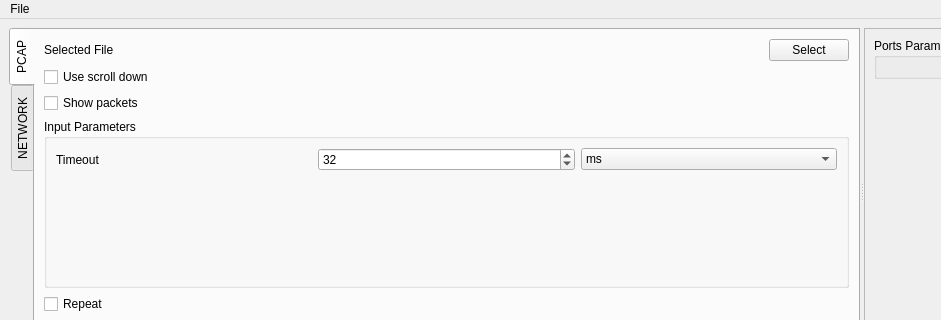
Old version of the form AnalyzePcapUdp/mainwindow.ui in the repository artthirt/AnalyzePcapUdp; both pictures show x 0 to 941 and y 0 to 320 of the 1132 by 664 pixel window.
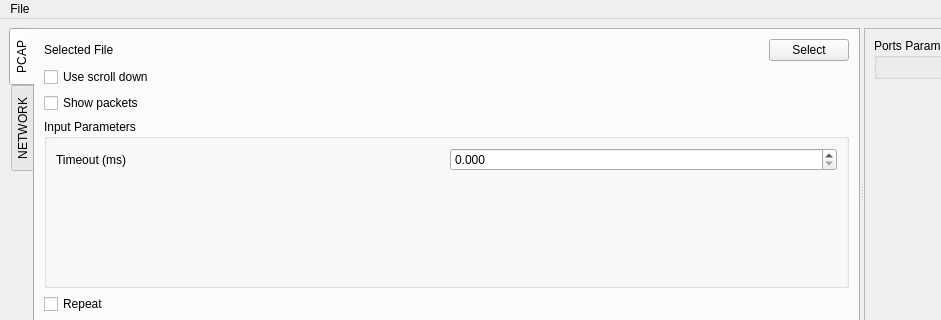
New version of the form.

Commit message: changed calculate timeout between packets updated ui to using double delay

Diff of the .ui file:
```diff
--- a/AnalyzePcapUdp/mainwindow.ui
+++ b/AnalyzePcapUdp/mainwindow.ui
@@ -138,13 +138,6 @@
                    <string>Input Parameters</string>
                   </property>
                   <layout class="QGridLayout" name="gridLayout">
-                   <item row="2" column="0">
-                    <widget class="QLabel" name="label_3">
-                     <property name="text">
-                      <string>Timeout</string>
-                     </property>
-                    </widget>
-                   </item>
                    <item row="3" column="0">
                     <spacer name="verticalSpacer">
                      <property name="orientation">
@@ -158,42 +151,21 @@
                      </property>
                     </spacer>
                    </item>
-                   <item row="2" column="2">
-                    <widget class="QSpinBox" name="sbTimeout">
-                     <property name="minimumSize">
-                      <size>
-                       <width>100</width>
-                       <height>0</height>
-                      </size>
+                   <item row="2" column="0">
+                    <widget class="QLabel" name="label_3">
+                     <property name="text">
+                      <string>Timeout (ms)</string>
+                     </property>
+                    </widget>
+                   </item>
+                   <item row="2" column="1">
+                    <widget class="QDoubleSpinBox" name="dsbDelay">
+                     <property name="decimals">
+                      <number>3</number>
                      </property>
                      <property name="maximum">
-                      <number>999999999</number>
+                      <double>9999999.000000000000000</double>
                      </property>
-                     <property name="value">
-                      <number>32</number>
-                     </property>
-                    </widget>
-                   </item>
-                   <item row="2" column="3">
-                    <widget class="QComboBox" name="cbSelectTimeout">
-                     <property name="currentIndex">
-                      <number>2</number>
-                     </property>
-                     <item>
-                      <property name="text">
-                       <string>ns</string>
-                      </property>
-                     </item>
-                     <item>
-                      <property name="text">
-                       <string>mks</string>
-                      </property>
-                     </item>
-                     <item>
-                      <property name="text">
-                       <string>ms</string>
-                      </property>
-                     </item>
                     </widget>
                    </item>
                   </layout>
```
Left out of the diff: 7 changed lines with no effect on the pictures. The commit also changes 6 other files.
